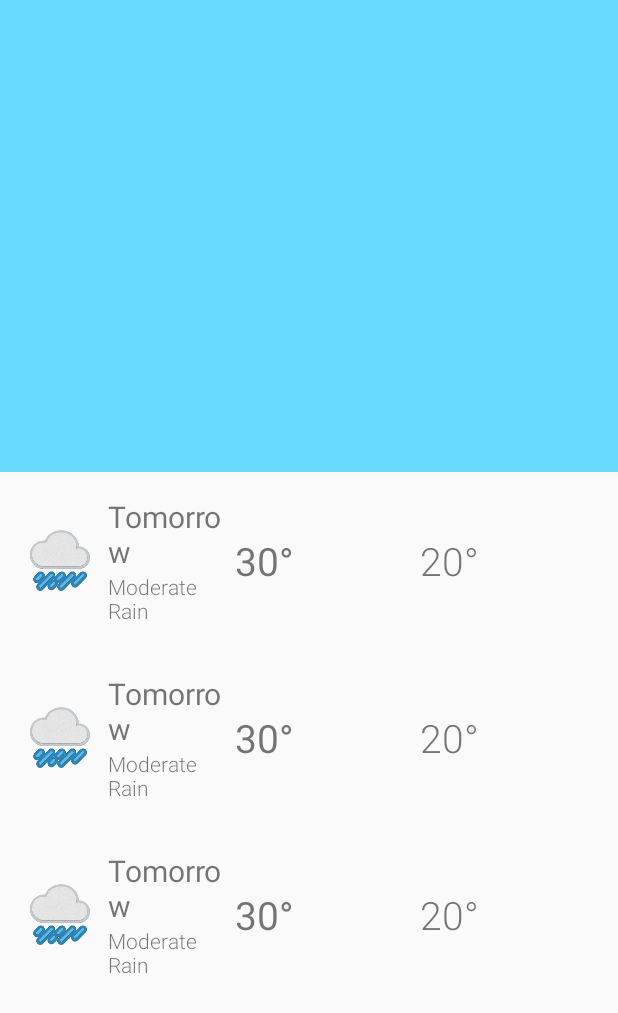
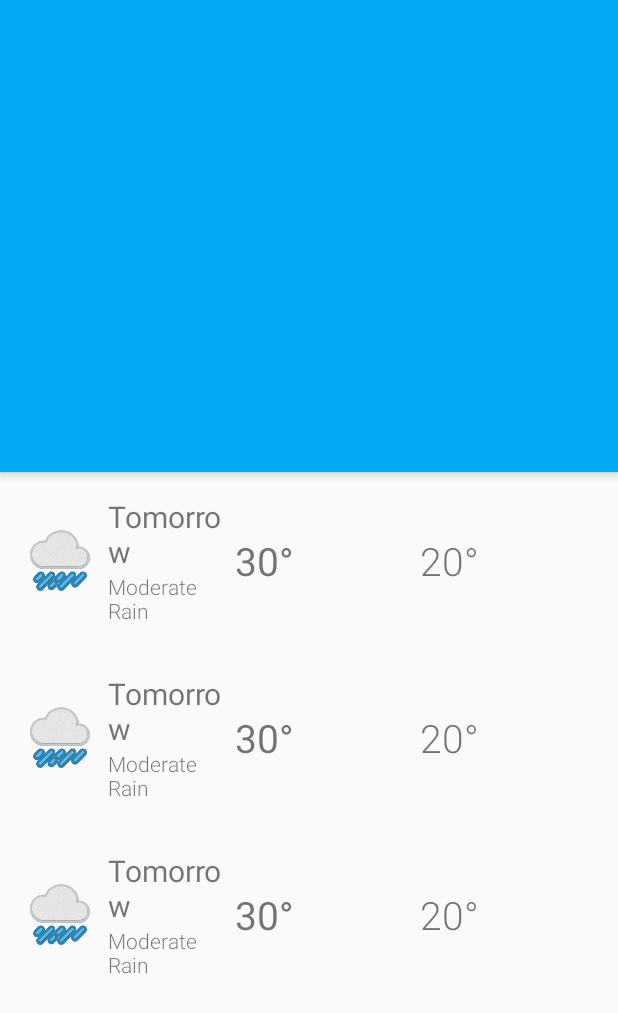
Before and after one commit to simonpham/Sunshine, an Android app: the layout fragment_home.xml on its own in the app's theme, with its tools: preview values and no code run, on a phone screen of 412 x 824 dp. Shown: the top 1013 px of the screen. Run offline under Robolectric (Android 15) with nearby library versions, the phone set to English and light mode, and no system bars.

Commit message:
Update home UI

```diff
--- a/app/src/main/res/layout/fragment_home.xml
+++ b/app/src/main/res/layout/fragment_home.xml
@@ -20,7 +20,7 @@
             android:layout_height="match_parent"
             android:fitsSystemWindows="true"
             app:contentScrim="?attr/colorPrimary"
-            app:layout_scrollFlags="scroll|exitUntilCollapsed">
+            app:layout_scrollFlags="scroll|enterAlways">
 
             <include
                 layout="@layout/item_forecast_today"
@@ -31,7 +31,6 @@
                 android:id="@+id/toolBar"
                 android:layout_width="wrap_content"
                 android:layout_height="?attr/actionBarSize"
-                app:layout_collapseMode="pin"
                 app:title="">
 
             </androidx.appcompat.widget.Toolbar>
--- a/app/src/main/res/layout/item_forecast_today.xml
+++ b/app/src/main/res/layout/item_forecast_today.xml
@@ -5,7 +5,9 @@
     android:id="@+id/linearLayout"
     android:layout_width="match_parent"
     android:layout_height="wrap_content"
-    android:background="@color/colorPrimaryLight"
+    android:background="?attr/selectableItemBackground"
+    android:clickable="true"
+    android:focusable="true"
     android:minHeight="?android:attr/listPreferredItemHeight"
     android:padding="16dp">
 
```
